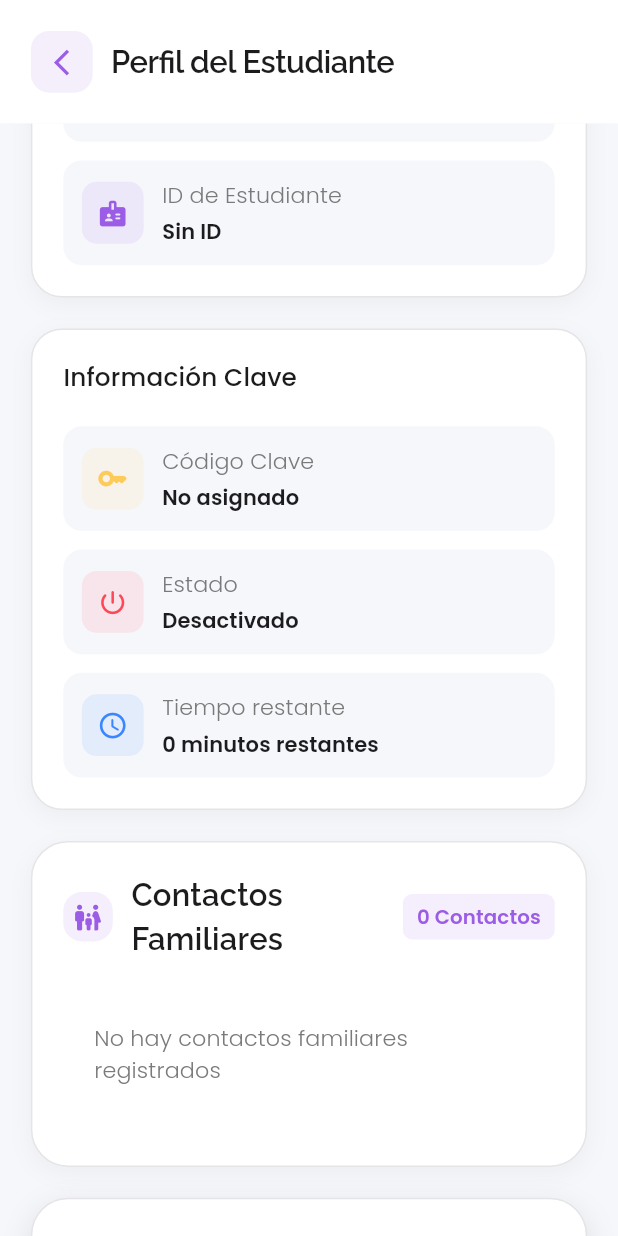
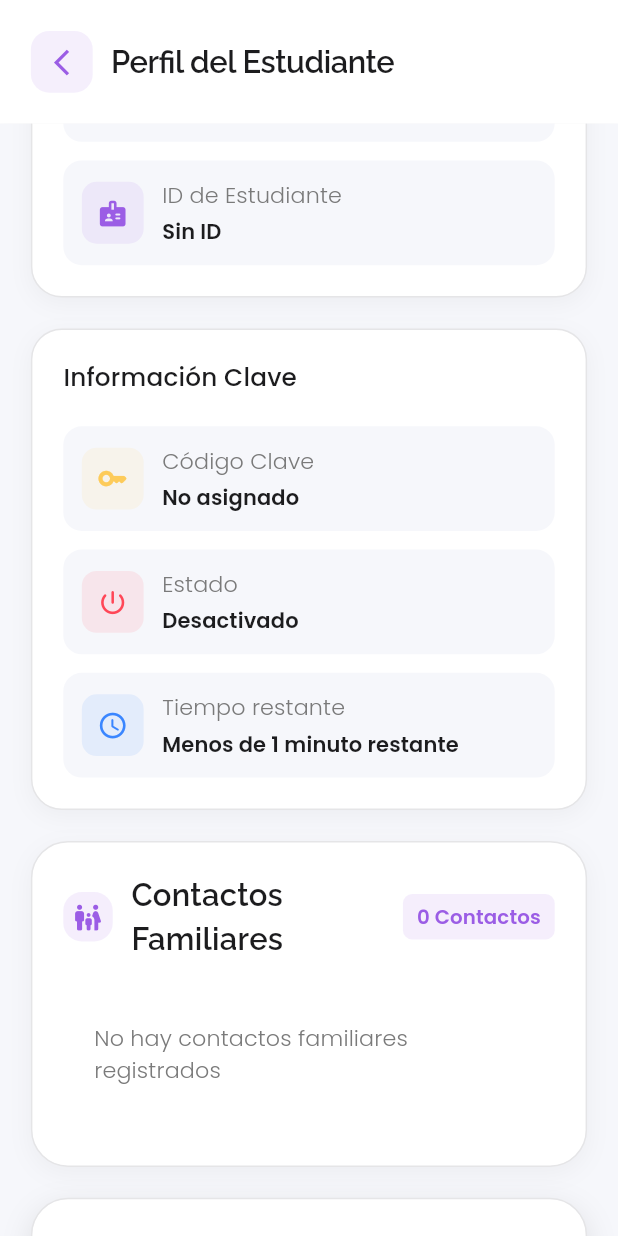
Before and after one commit to dnuno10/alertaescolar, a Flutter app: the StudentProfileAdminView screen opened directly with empty values, scrolled down 576 dp, on a phone screen of 412 x 824 dp. Run offline on Flutter 3.47's test engine with Material 3 defaults, Android fonts, the light colour scheme and no system bars; our stand-ins replace animated_text_kit, flutter_dotenv, google_fonts, google_sign_in, loading_animation_widget, pin_code_fields and 4 more; accounts and stored records are empty; network calls fail.

Commit message:
update key information from student details

```diff
--- a/lib/components/students/student_key_info_card.dart
+++ b/lib/components/students/student_key_info_card.dart
@@ -89,35 +89,65 @@ class StudentKeyInfoCard extends StatelessWidget {
   }
 
   String _calculateRemainingTime() {
-    if (student.fechaRegistroLlave == null ||
-        student.limiteVinculacion == null) {
+    // Check if we have the required data from the llaves table
+    if (student.fechaRegistroLlave == null) {
       return 'Información no disponible';
     }
 
-    // Calculate expiration date from key registration timestamp + limit in days
-    final expirationDate = student.fechaRegistroLlave!
-        .add(Duration(days: student.limiteVinculacion!.toInt()));
+    // Get the current time
+    final now = DateTime.now();
 
-    final now = DateTime.now();
-    final remainingDuration = expirationDate.difference(now);
+    // If fechaDesactivacionLlave is null, the key doesn't expire
+    if (student.fechaDesactivacionLlave == null) {
+      return 'Sin límite de tiempo';
+    }
 
-    if (remainingDuration.isNegative) {
+    // The remaining time is the difference between now and fecha_desactivacion
+    final expirationDate = student.fechaDesactivacionLlave!;
+
+    // Check if already expired
+    if (expirationDate.isBefore(now)) {
       return 'Expirado';
     }
 
-    final remainingDays = remainingDuration.inDays;
-    final remainingHours = remainingDuration.inHours % 24;
+    // Calculate remaining time
+    final difference = expirationDate.difference(now);
 
-    if (remainingDays == 0) {
-      if (remainingHours == 0) {
-        final remainingMinutes = remainingDuration.inMinutes;
-        return '$remainingMinutes minutos restantes';
+    if (difference.inDays > 0) {
+      final days = difference.inDays;
+      final hours = difference.inHours % 24;
+
+      if (days > 1) {
+        return '$days días restantes';
+      } else if (days == 1) {
+        if (hours > 0) {
+          return '1 día y $hours horas restantes';
+        } else {
+          return '1 día restante';
+        }
       }
-      return '$remainingHours horas restantes';
-    } else if (remainingDays == 1) {
-      return '1 día restante';
-    } else {
-      return '$remainingDays días restantes';
     }
+
+    if (difference.inHours > 0) {
+      final hours = difference.inHours;
+      final minutes = difference.inMinutes % 60;
+
+      if (hours > 1) {
+        return '$hours horas restantes';
+      } else {
+        if (minutes > 0) {
+          return '1 hora y $minutes minutos restantes';
+        } else {
+          return '1 hora restante';
+        }
+      }
+    }
+
+    if (difference.inMinutes > 0) {
+      final minutes = difference.inMinutes;
+      return '$minutes minutos restantes';
+    }
+
+    return 'Menos de 1 minuto restante';
   }
 }
--- a/lib/managers/student_provider.dart
+++ b/lib/managers/student_provider.dart
@@ -21,8 +21,12 @@ class StudentDetails {
   final String? llaveCodigo;
   final bool llaveActiva;
   final DateTime fechaRegistro;
-  final DateTime? fechaRegistroLlave;
-  final int? limiteVinculacion;
+  final DateTime?
+      fechaRegistroLlave; // This should come from llaves.fecha_registro
+  final DateTime?
+      fechaDesactivacionLlave; // This should come from llaves.fecha_desactivacion
+  final int?
+      limiteVinculacion; // This should come from llaves.limite_vinculacion_dias
   final List<TutorInfo> tutores;
   final List<Map<String, dynamic>> familyContacts; // Add this field
 
@@ -43,6 +47,7 @@ class StudentDetails {
     required this.llaveActiva,
     required this.fechaRegistro,
     this.fechaRegistroLlave,
+    this.fechaDesactivacionLlave,
     this.limiteVinculacion,
     required this.tutores,
     this.familyContacts = const [], // Add this parameter
@@ -65,6 +70,7 @@ class StudentDetails {
     bool? llaveActiva,
     DateTime? fechaRegistro,
     DateTime? fechaRegistroLlave,
+    DateTime? fechaDesactivacionLlave,
     int? limiteVinculacion,
     List<TutorInfo>? tutores,
     List<Map<String, dynamic>>? familyContacts, // Add this parameter
@@ -86,6 +92,8 @@ class StudentDetails {
       llaveActiva: llaveActiva ?? this.llaveActiva,
       fechaRegistro: fechaRegistro ?? this.fechaRegistro,
       fechaRegistroLlave: fechaRegistroLlave ?? this.fechaRegistroLlave,
+      fechaDesactivacionLlave:
+          fechaDesactivacionLlave ?? this.fechaDesactivacionLlave,
       limiteVinculacion: limiteVinculacion ?? this.limiteVinculacion,
       tutores: tutores ?? this.tutores,
       familyContacts: familyContacts ?? this.familyContacts, // Add this line
@@ -102,6 +110,38 @@ class StudentDetails {
       return '$horaInicioTurno - $horaFinTurno';
     }
     return 'Sin horario';
+  }
+
+  // Helper method to get remaining time in a more readable format
+  String get tiempoRestanteFormateado {
+    if (fechaRegistroLlave == null) {
+      return 'Información no disponible';
+    }
+
+    final now = DateTime.now();
+
+    if (limiteVinculacion == null || limiteVinculacion == 0) {
+      return 'Sin límite de tiempo';
+    }
+
+    final expirationDate =
+        fechaRegistroLlave!.add(Duration(days: limiteVinculacion!));
+
+    if (expirationDate.isBefore(now)) {
+      return 'Expirado';
+    }
+
+    final difference = expirationDate.difference(now);
+
+    if (difference.inDays > 0) {
+      return '${difference.inDays} días restantes';
+    } else if (difference.inHours > 0) {
+      return '${difference.inHours} horas restantes';
+    } else if (difference.inMinutes > 0) {
+      return '${difference.inMinutes} minutos restantes';
+    } else {
+      return 'Menos de 1 minuto restante';
+    }
   }
 }
 
@@ -632,6 +672,9 @@ class StudentProvider with ChangeNotifier {
         fechaRegistroLlave: activeLlave != null
             ? DateTime.parse(activeLlave['fecha_registro'])
             : null,
+        fechaDesactivacionLlave: activeLlave?['fecha_desactivacion'] != null
+            ? DateTime.parse(activeLlave['fecha_desactivacion'])
+            : null,
         limiteVinculacion: activeLlave?['limite_vinculacion']?.toInt(),
         tutores: tutorsList,
         familyContacts: familyContacts,
@@ -769,6 +812,9 @@ class StudentProvider with ChangeNotifier {
         fechaRegistro: DateTime.parse(data['fecha_registro']),
         fechaRegistroLlave: activeLlave != null
             ? DateTime.parse(activeLlave['fecha_registro'])
+            : null,
+        fechaDesactivacionLlave: activeLlave?['fecha_desactivacion'] != null
+            ? DateTime.parse(activeLlave['fecha_desactivacion'])
             : null,
         limiteVinculacion: activeLlave?['limite_vinculacion']?.toInt(),
         tutores: tutorsList,
@@ -1205,7 +1251,6 @@ class StudentProvider with ChangeNotifier {
     // Use Future.microtask to avoid calling during build
     Future.microtask(() => notifyListeners());
   }
-// ...existing code...
 
   // Load family contacts for a specific student
   Future<List<Map<String, dynamic>>> loadFamilyContactsForStudent(
--- a/lib/views/admin/students/student_profile_admin_view.dart
+++ b/lib/views/admin/students/student_profile_admin_view.dart
@@ -57,7 +57,7 @@ class StudentProfileAdminView extends StatelessWidget {
 
                       SizedBox(height: AppTheme.getMediumPadding(screenSize)),
 
-                      // Key Information
+                      // Key Information - now will show correct remaining time
                       StudentKeyInfoCard(
                         student: student,
                         screenSize: screenSize,
```
